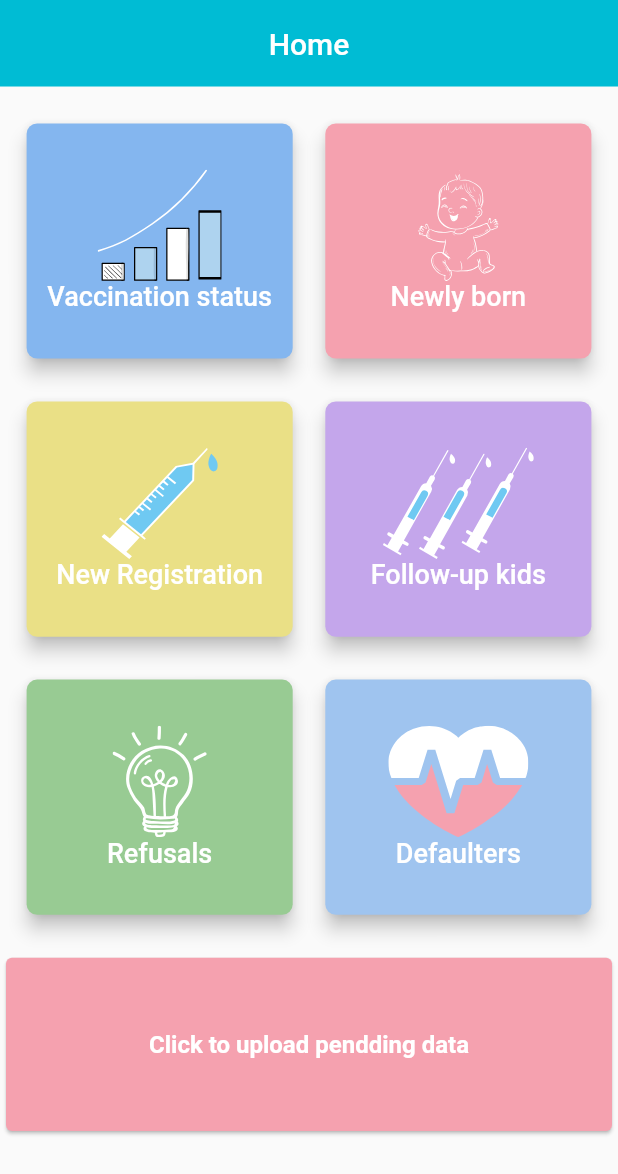
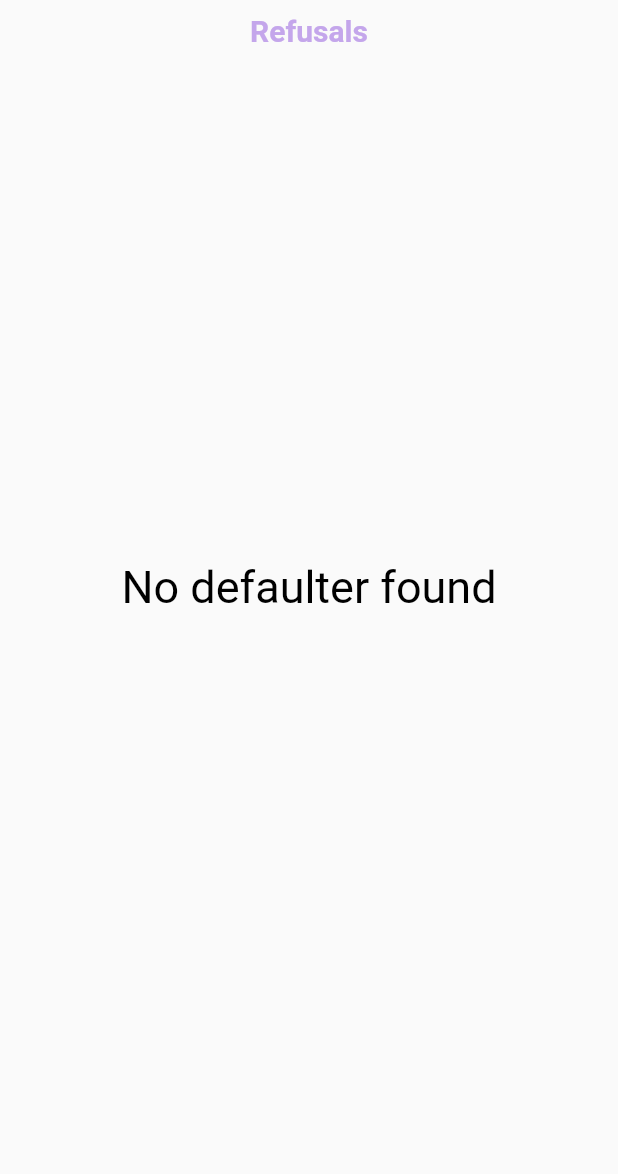
Before and after one commit to ssaannwwaall/vaccination_app, a Flutter app: the HomeScreen screen opened by its route, after a tap on "Refusals", on a phone screen of 412 x 824 dp. Shown: the top 1174 px of the screen. Run offline on Flutter 3.47's test engine with Material 2 defaults, Android fonts, the phone set to English and light mode, and no system bars; our stand-ins replace camera, file_picker, firebase_auth, firebase_core, firebase_database, firebase_storage and 6 more; missing offline and left inert: dart:ffi; accounts and stored records are empty.

```diff
--- a/lib/HomeScreen.dart
+++ b/lib/HomeScreen.dart
@@ -5,6 +5,7 @@ import 'package:flutter_svg/flutter_svg.dart';
 import 'package:fluttertoast/fluttertoast.dart';
 import 'package:vaccination_app/NewBirthChildScreen.dart';
 import 'package:vaccination_app/NewRegisterationScreen.dart';
+import 'package:vaccination_app/RefusalScreen.dart';
 import 'package:vaccination_app/UpcomingScreen.dart';
 import 'package:vaccination_app/Widget/CardHome.dart';
 import 'package:vaccination_app/Widget/MyButton.dart';
@@ -149,8 +150,8 @@ class _HomeScreenState extends State<HomeScreen> {
                               MyColors.color_green_light,
                               'assets/images/bulb_icon1.svg'),
                           onTap: () {
-                            // Navigator.of(context)
-                            //     .pushNamed(NewBirthChildScreen.routeName);
+                             Navigator.of(context)
+                                 .pushNamed(RefusalScreen.routeName);
                           },
                         ),
                         GestureDetector(
--- a/lib/NewRegisterationScreen.dart
+++ b/lib/NewRegisterationScreen.dart
@@ -738,7 +738,7 @@ class _NewRegisterationScreenState extends State<NewRegisterationScreen> {
                                               child: RadioListTile(
                                                 value: 1,
                                                 groupValue:
-                                                    _radioGroupValueGender,
+                                                    _radioGroupValueCategory,
                                                 activeColor: screenThemeColor,
                                                 selected: false,
                                                 title: const Text(
@@ -750,7 +750,7 @@ class _NewRegisterationScreenState extends State<NewRegisterationScreen> {
                                                 ),
                                                 onChanged: (value) {
                                                   setState(() =>
-                                                      _radioGroupValueGender =
+                                                      _radioGroupValueCategory =
                                                           value as int);
                                                 },
                                               ),
@@ -816,9 +816,10 @@ class _NewRegisterationScreenState extends State<NewRegisterationScreen> {
                                   gender = 'Transgender';
                                 }
                                 bool refusal = false;
-                                if (_radioGroupValueGender == 0) {
+
+                                if (_radioGroupValueCategory == 0) {
                                   refusal = false;
-                                } else if (_radioGroupValueGender == 1) {
+                                } else if (_radioGroupValueCategory == 1) {
                                   refusal = true;
                                 }
 
--- /dev/null
+++ b/lib/RefusalScreen.dart
@@ -0,0 +1,94 @@
+import 'package:flutter/material.dart';
+import 'package:vaccination_app/Helper/ConstentStrings.dart';
+import 'package:vaccination_app/Helper/LocalDatabase.dart';
+import 'package:vaccination_app/Helper/MyColors.dart';
+import 'package:vaccination_app/Widget/ListItemView.dart';
+
+import 'Models/NewRegisteration.dart';
+
+class RefusalScreen extends StatefulWidget {
+  static const routeName = "/RefusalScreen";
+
+  const RefusalScreen({Key? key}) : super(key: key);
+
+  @override
+  State<RefusalScreen> createState() => _UpcomingScreenState();
+}
+
+class _UpcomingScreenState extends State<RefusalScreen> {
+  List<NewRegisterationModel> list_refusal = [];
+  Color screeThemeColor = MyColors.color_purpel_light;
+  DateTime dateTime_now = DateTime.now();
+
+  @override
+  void initState() {
+    //TODO: implement initState
+    _loadUpcomingKids();
+    super.initState();
+  }
+
+  @override
+  Widget build(BuildContext context) {
+    MediaQueryData mediaQueryData = MediaQuery.of(context);
+    var _hight = mediaQueryData.size.height;
+    var _width = mediaQueryData.size.width;
+    return Scaffold(
+      body: SafeArea(
+        child: Container(
+          width: _width,
+          height: _hight,
+          child: Column(
+            children: [
+              Container(
+                width: _width,
+                height: _hight * .05,
+                child: Center(
+                  child: Text(
+                    'Refusals',
+                    style: TextStyle(
+                        fontWeight: FontWeight.bold,
+                        fontSize: 20,
+                        color: screeThemeColor),
+                  ),
+                ),
+              ),
+              Container(
+                width: _width,
+                height: _hight * .85,
+                child: list_refusal.isNotEmpty
+                    ? ListView.builder(
+                        itemCount: list_refusal.length,
+                        itemBuilder: (ctx, index) {
+                          return ListItemView(_width, list_refusal[index],
+                              'Vaccination date ', screeThemeColor, () {});
+                        },
+                      )
+                    : const Center(
+                        child: Text(
+                        'No ${ConstentStrings.defaulter} found',
+                        style: TextStyle(
+                            fontSize: 30, color: MyColors.color_black),
+                      )),
+              ),
+            ],
+          ),
+        ),
+      ),
+    );
+  }
+
+  _loadUpcomingKids() async {
+    Map map = await LocalDatabase.getAllKids();
+    list_refusal.clear();
+    map.forEach((key, value) {
+      final a = NewRegisterationModel.fromSnapshot(value);
+      print(a);
+       if (a.refusal == true) {
+        list_refusal.add(a);
+      }
+    });
+    setState(() {
+      list_refusal;
+    });
+  }
+}
--- a/lib/main.dart
+++ b/lib/main.dart
@@ -4,6 +4,7 @@ import 'package:vaccination_app/HomeScreen.dart';
 import 'package:vaccination_app/LoginScreen.dart';
 import 'package:vaccination_app/NewBirthChildScreen.dart';
 import 'package:vaccination_app/NewRegisterationScreen.dart';
+import 'package:vaccination_app/RefusalScreen.dart';
 import 'package:vaccination_app/defaulterScreen.dart';
 import 'SplashScreen.dart';
 import 'UpcomingScreen.dart';
@@ -42,6 +43,7 @@ class _MainState extends State<Main> {
         UpcomingScreen.routeName: (ctx) => UpcomingScreen(),
         DefaulterScreen.routeName: (ctx) => DefaulterScreen(),
         VaccineToRegisKids.routeName: (ctx) => VaccineToRegisKids(),
+        RefusalScreen.routeName: (ctx) => RefusalScreen(),
       },
     );
   }
```
